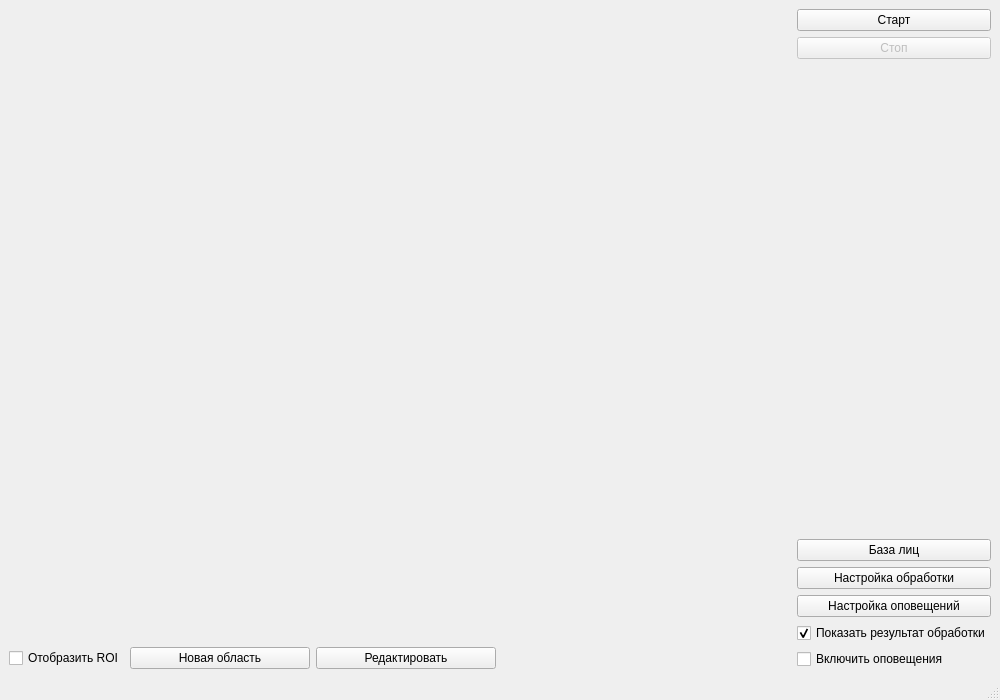
The window that Views/UI/MainWindow.ui (MrDiz2112/home_security) describes before a commit, drawn with Qt 5.
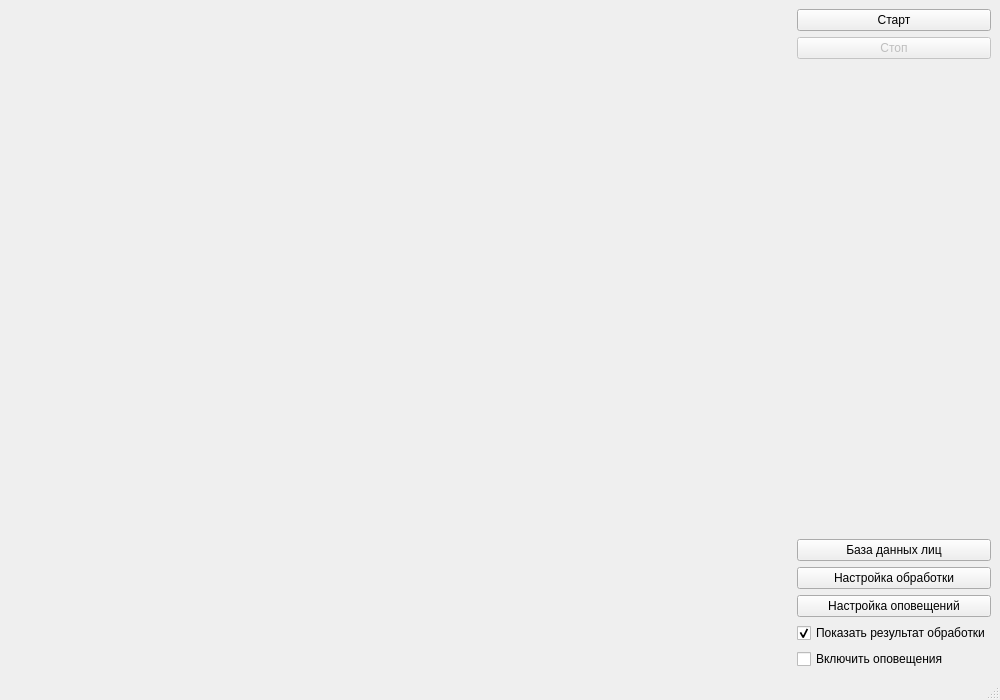
The same window after the commit.

The edit to the form file:
```diff
--- a/Views/UI/MainWindow.ui
+++ b/Views/UI/MainWindow.ui
@@ -38,64 +38,6 @@
           </property>
          </widget>
         </item>
-       </layout>
-      </item>
-      <item>
-       <layout class="QHBoxLayout" name="cameraSettingsLayout">
-        <property name="sizeConstraint">
-         <enum>QLayout::SetMinimumSize</enum>
-        </property>
-        <item>
-         <widget class="QCheckBox" name="RoiCheckBox">
-          <property name="maximumSize">
-           <size>
-            <width>200</width>
-            <height>16777215</height>
-           </size>
-          </property>
-          <property name="text">
-           <string>Отобразить ROI</string>
-          </property>
-         </widget>
-        </item>
-        <item>
-         <widget class="QPushButton" name="newRoiButton">
-          <property name="minimumSize">
-           <size>
-            <width>180</width>
-            <height>0</height>
-           </size>
-          </property>
-          <property name="maximumSize">
-           <size>
-            <width>250</width>
-            <height>16777215</height>
-           </size>
-          </property>
-          <property name="text">
-           <string>Новая область</string>
-          </property>
-         </widget>
-        </item>
-        <item>
-         <widget class="QPushButton" name="editRoiButton">
-          <property name="minimumSize">
-           <size>
-            <width>180</width>
-            <height>0</height>
-           </size>
-          </property>
-          <property name="maximumSize">
-           <size>
-            <width>250</width>
-            <height>16777215</height>
-           </size>
-          </property>
-          <property name="text">
-           <string>Редактировать</string>
-          </property>
-         </widget>
-        </item>
         <item>
          <spacer name="horizontalSpacer">
           <property name="orientation">
@@ -196,7 +138,7 @@
          </size>
         </property>
         <property name="text">
-         <string>База лиц</string>
+         <string>База данных лиц</string>
         </property>
        </widget>
       </item>
```
Left out of the diff: 8 changed lines with no effect on the pictures.
